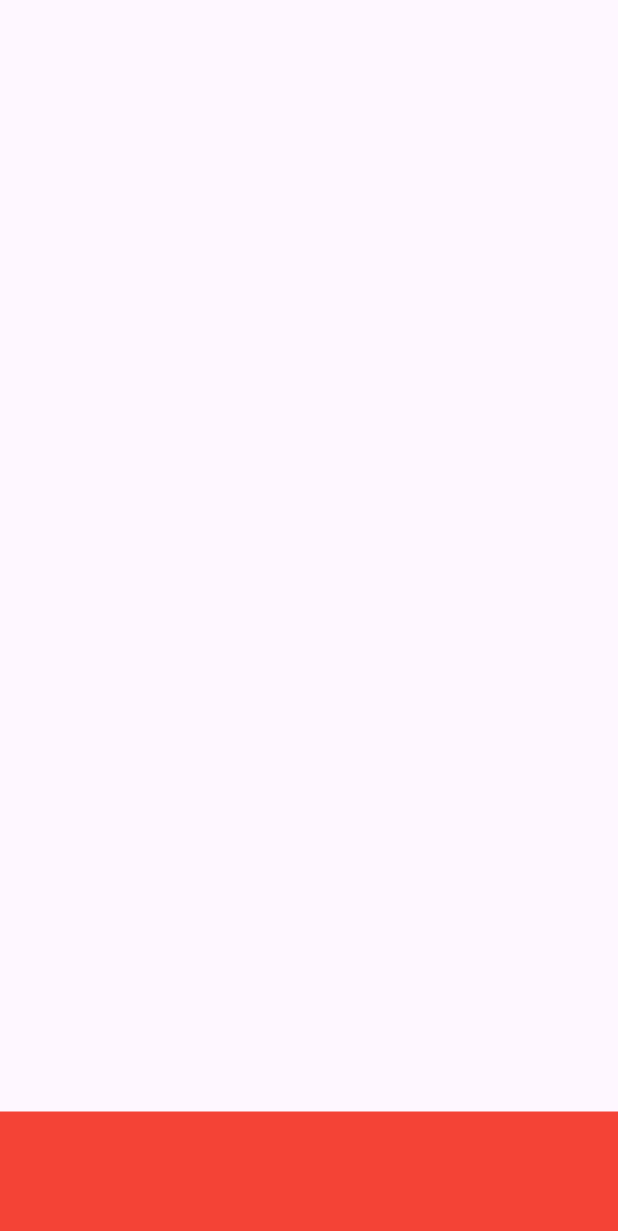
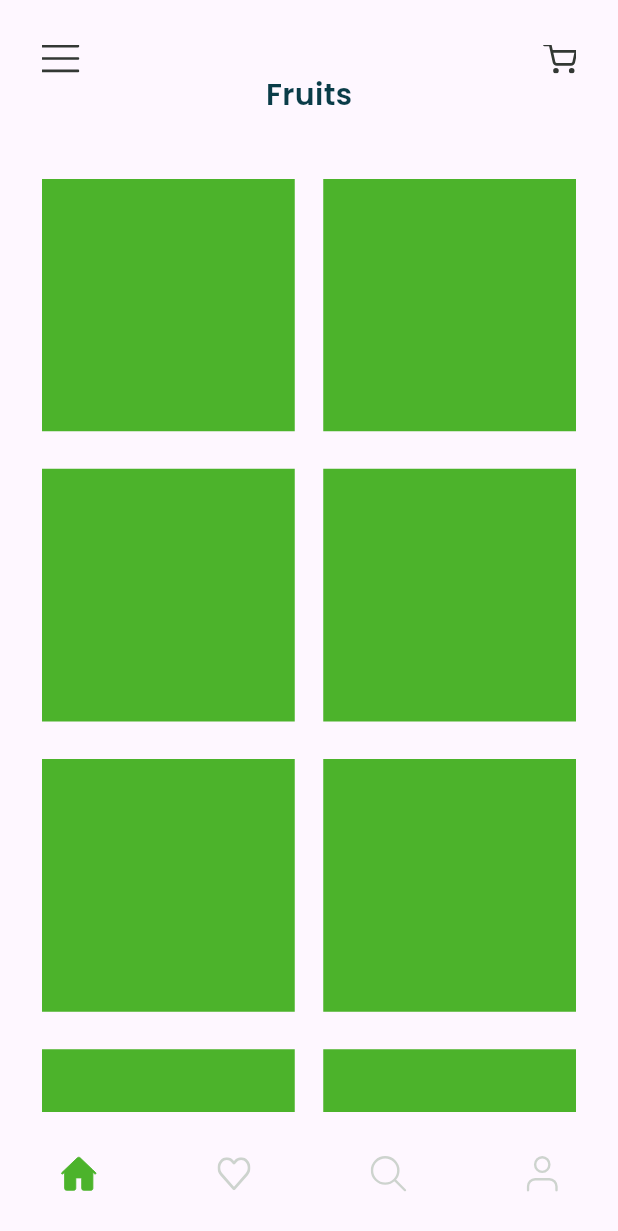
Before and after one commit to sasankadeshapriya/groceries-app, a Flutter app: the MainScreen screen opened directly, on a phone screen of 412 x 824 dp. Shown: the top 1231 px of the screen. Run offline on Flutter 3.47's test engine with Material 3 defaults, Android fonts, the light colour scheme and no system bars; our stand-ins replace animate_do, flutter_svg, google_fonts, responsive_framework.

Commit message:
add home widget

```diff
--- a/lib/auth/login.dart
+++ b/lib/auth/login.dart
@@ -5,7 +5,7 @@ import 'package:groceries_flutter_app/components/coustom_button.dart';
 import 'package:groceries_flutter_app/components/coustom_textfield.dart';
 import 'package:groceries_flutter_app/components/custom_text.dart';
 import 'package:groceries_flutter_app/components/social_button.dart';
-import 'package:groceries_flutter_app/main/home/main_screen.dart';
+import 'package:groceries_flutter_app/main/main_screen.dart';
 import 'package:groceries_flutter_app/utils/app_colors.dart';
 import 'package:groceries_flutter_app/utils/app_components.dart';
 import 'package:groceries_flutter_app/utils/util_function.dart';
--- /dev/null
+++ b/lib/main/home/home.dart
@@ -0,0 +1,38 @@
+import 'package:flutter/material.dart';
+import 'package:flutter_svg/svg.dart';
+import 'package:groceries_flutter_app/components/custom_text.dart';
+import 'package:groceries_flutter_app/main/home/widget/product_grid.dart';
+import 'package:groceries_flutter_app/utils/app_colors.dart';
+import 'package:groceries_flutter_app/utils/app_components.dart';
+
+class Home extends StatefulWidget {
+  const Home({super.key});
+
+  @override
+  State<Home> createState() => _HomeState();
+}
+
+class _HomeState extends State<Home> {
+  @override
+  Widget build(BuildContext context) {
+    return SafeArea(
+      child: Container(
+       padding: const EdgeInsets.only(left: 28, right: 28, top: 30),
+       child: Column(
+         children: [
+          Row(
+            mainAxisAlignment: MainAxisAlignment.spaceBetween,
+            children: [
+              SvgPicture.asset(AppComponents.menuIcon),
+              SvgPicture.asset(AppComponents.basketIcon),
+            ],
+           ),
+          const CustomText(text: "Fruits",fontSize: 20,fontWeight: FontWeight.w600,color: AppColor.primaryColor),
+          const SizedBox(height: 41,),
+          const ProductGrid(),
+         ],
+       ),
+      ),
+    );
+  }
+}
--- a/lib/main/home/main_screen.dart
+++ /dev/null
@@ -1,20 +0,0 @@
-import 'package:flutter/material.dart';
-
-class MainScreen extends StatefulWidget {
-  const MainScreen({super.key});
-
-  @override
-  State<MainScreen> createState() => _MainScreenState();
-}
-
-class _MainScreenState extends State<MainScreen> {
-  @override
-  Widget build(BuildContext context) {
-    return Scaffold(
-      bottomNavigationBar: Container(
-        height: 83,
-        color: Colors.red,
-      ),
-    );
-  }
-}
--- /dev/null
+++ b/lib/main/home/widget/product_grid.dart
@@ -0,0 +1,22 @@
+import 'package:flutter/material.dart';
+import 'package:groceries_flutter_app/utils/app_colors.dart';
+
+class ProductGrid extends StatelessWidget {
+  const ProductGrid({
+    super.key,
+  });
+
+  @override
+  Widget build(BuildContext context) {
+    return Expanded(
+      child: GridView.builder(
+        itemCount: 10,
+        gridDelegate: const SliverGridDelegateWithFixedCrossAxisCount(crossAxisCount: 2, childAspectRatio: 1, crossAxisSpacing: 19, mainAxisSpacing: 25),
+        itemBuilder: (context,i){
+        return Container(
+          color: AppColor.greenColor,
+        );
+      }),
+    );
+  }
+}
--- /dev/null
+++ b/lib/main/main_screen.dart
@@ -0,0 +1,72 @@
+import 'package:flutter/material.dart';
+import 'package:flutter_svg/svg.dart';
+import 'package:groceries_flutter_app/favourite/favourite.dart';
+import 'package:groceries_flutter_app/main/home/home.dart';
+import 'package:groceries_flutter_app/profile/profile.dart';
+import 'package:groceries_flutter_app/search/search.dart';
+import 'package:groceries_flutter_app/utils/app_colors.dart';
+import 'package:groceries_flutter_app/utils/app_components.dart';
+
+class MainScreen extends StatefulWidget {
+  const MainScreen({super.key});
+
+  @override
+  State<MainScreen> createState() => _MainScreenState();
+}
+
+class _MainScreenState extends State<MainScreen> {
+
+  final List<Widget> screensList = [
+    const Home(),
+    const Favourite(),
+    const Search(),
+    const Profile(),
+  ];
+
+  int activeIndex = 0;
+
+  void onItemTap(int i){
+    setState(() {
+      activeIndex = i;
+    });
+  }
+
+  @override
+  Widget build(BuildContext context) {
+    return Scaffold(
+      body: screensList[activeIndex],
+      bottomNavigationBar: SizedBox(
+        height: 83,
+        child: Row(
+          mainAxisAlignment: MainAxisAlignment.spaceAround,
+          children: [
+            InkWell(
+              child: SvgPicture.asset(AppComponents.homeIcon,
+                colorFilter: ColorFilter.mode(activeIndex == 0 ? AppColor.greenColor : AppColor.ashColorSub , BlendMode.srcIn),
+              ),
+              onTap: ()=> onItemTap(0),
+            ),
+            InkWell(
+              child: SvgPicture.asset(AppComponents.favIcon,
+                colorFilter: ColorFilter.mode(activeIndex == 1 ? AppColor.greenColor : AppColor.ashColorSub , BlendMode.srcIn),
+              ),
+              onTap: ()=> onItemTap(1),
+            ),
+            InkWell(
+              child: SvgPicture.asset(AppComponents.searchIcon,
+                colorFilter: ColorFilter.mode(activeIndex == 2 ? AppColor.greenColor : AppColor.ashColorSub , BlendMode.srcIn),
+              ),
+              onTap: ()=> onItemTap(2),
+            ),
+            InkWell(
+              child: SvgPicture.asset(AppComponents.profileIcon,
+                colorFilter: ColorFilter.mode(activeIndex == 3 ? AppColor.greenColor : AppColor.ashColorSub , BlendMode.srcIn),
+              ),
+              onTap: ()=> onItemTap(3),
+            ),
+          ],
+        ),
+      ),
+    );
+  }
+}
--- a/lib/utils/app_colors.dart
+++ b/lib/utils/app_colors.dart
@@ -8,5 +8,5 @@ class AppColor{
   static const ashColor = Color(0xff989898);
   static const whiteColor = Color(0xffffffff);
   static const redColor = Colors.red;
-
+  static const ashColorSub = Color(0xffCDD3CE);
 }
--- a/lib/utils/app_components.dart
+++ b/lib/utils/app_components.dart
@@ -9,4 +9,12 @@ class AppComponents{
   static const logoIcon = '${iconPath}logo.svg';
   static const logoText = '${iconPath}logoText.svg';
   static const signUp = '${iconPath}signup.svg';
+
+  static const homeIcon = '${iconPath}home.svg';
+  static const favIcon = '${iconPath}favorite.svg';
+  static const searchIcon = '${iconPath}search.svg';
+  static const profileIcon = '${iconPath}profile.svg';
+
+  static const menuIcon = '${iconPath}menu.svg';
+  static const basketIcon = '${iconPath}basket.svg';
 }
```
Also changed, not shown: lib/favourite/favourite.dart (added, +20 -0 lines), lib/profile/profile.dart (added, +20 -0 lines), lib/search/search.dart (added, +20 -0 lines), assets/icons/basket.svg (added), assets/icons/favorite.svg (added), assets/icons/home.svg (added), assets/icons/menu.svg (added), assets/icons/profile.svg (added), assets/icons/search.svg (added).
